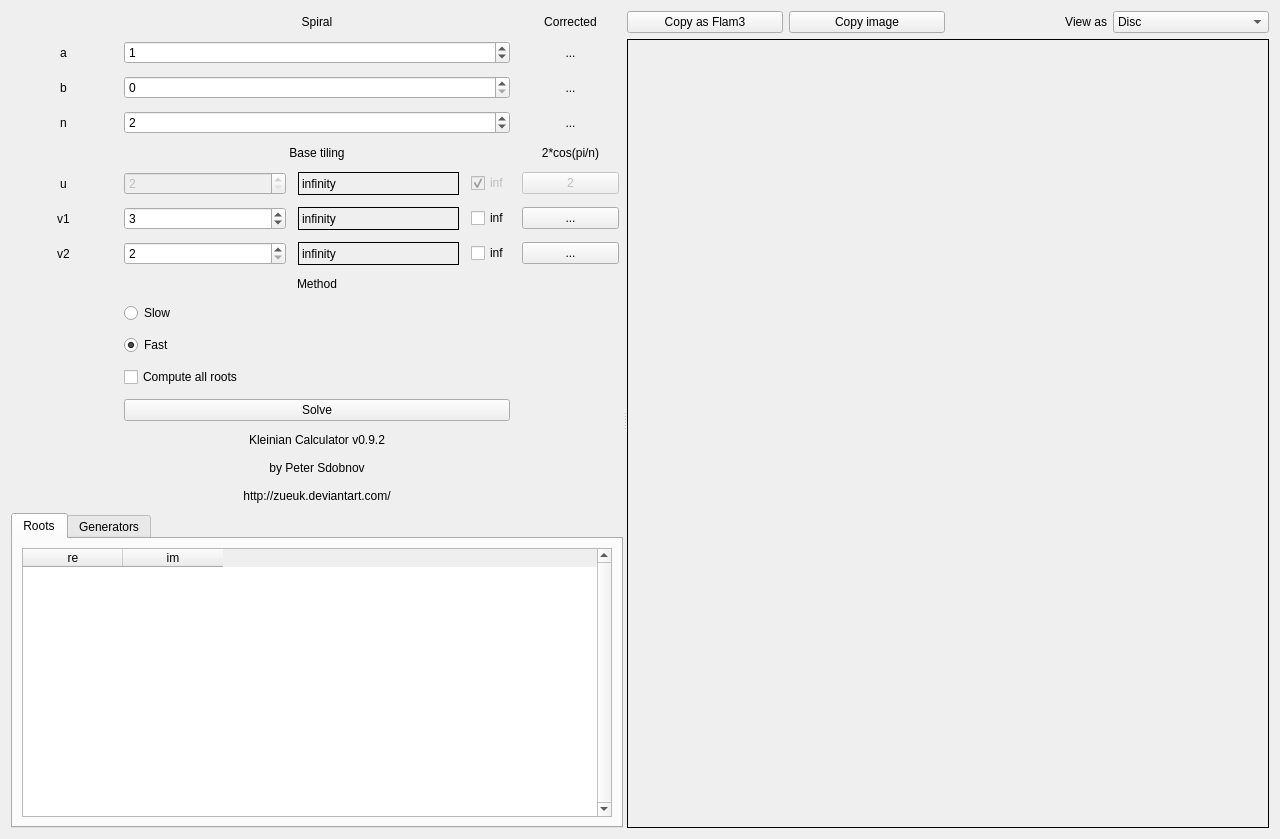
The window that src/MainForm.ui (Zueuk/KleinianCalc) describes before a commit, drawn with Qt 5.
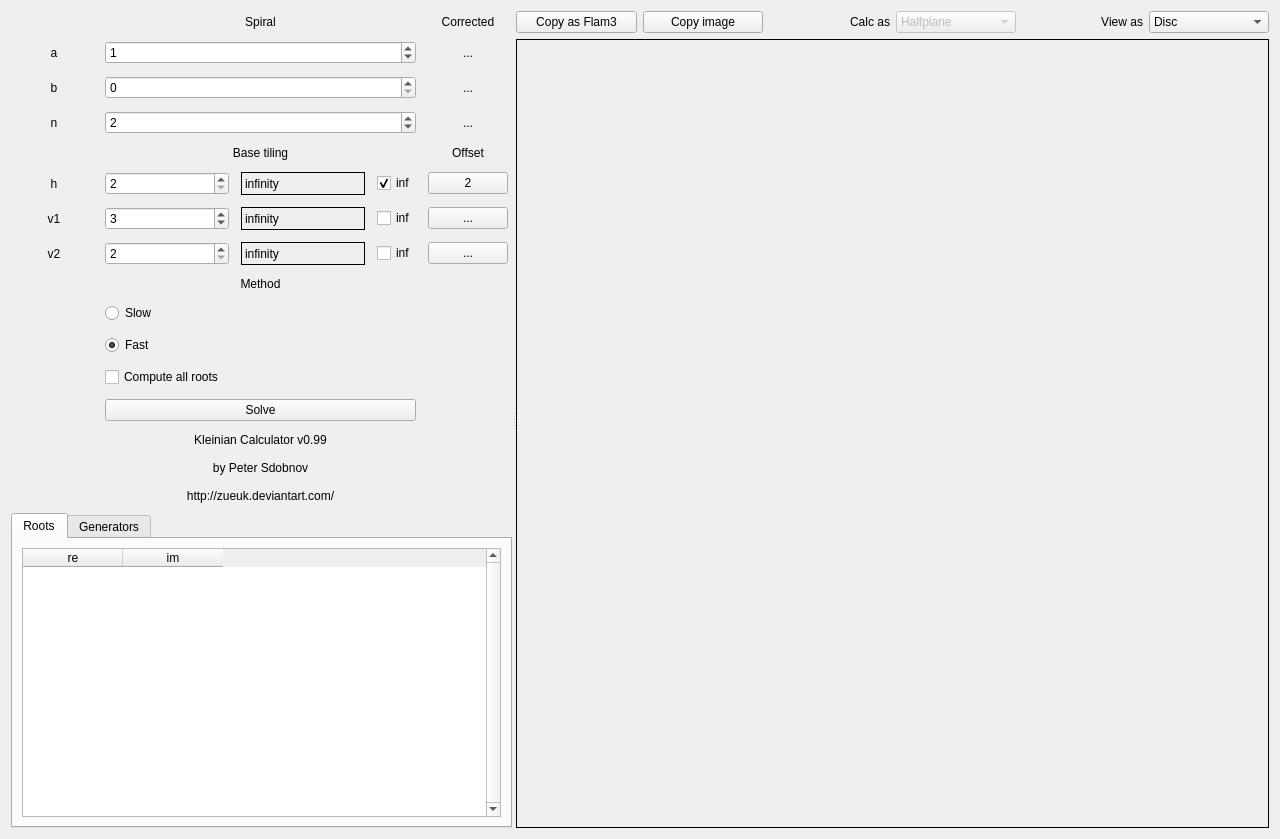
The same window after the commit.

```diff
--- a/src/MainForm.ui
+++ b/src/MainForm.ui
@@ -137,7 +137,7 @@
             <number>1</number>
            </property>
            <property name="maximum">
-            <number>1000000</number>
+            <number>2147483647</number>
            </property>
            <property name="value">
             <number>2</number>
@@ -170,7 +170,7 @@
          <item row="4" column="2">
           <widget class="QLabel" name="label_4">
            <property name="text">
-            <string>2*cos(pi/n)</string>
+            <string>Offset</string>
            </property>
            <property name="alignment">
             <set>Qt::AlignCenter</set>
@@ -180,7 +180,7 @@
          <item row="5" column="0">
           <widget class="QLabel" name="labelH">
            <property name="text">
-            <string>u</string>
+            <string>h</string>
            </property>
            <property name="alignment">
             <set>Qt::AlignCenter</set>
@@ -190,15 +190,12 @@
          <item row="5" column="1">
           <layout class="QHBoxLayout" name="horizontalLayout_2" stretch="1,1,0">
            <item>
-            <widget class="QSpinBox" name="spinBoxU">
-             <property name="enabled">
-              <bool>false</bool>
-             </property>
+            <widget class="QSpinBox" name="spinBoxH">
              <property name="minimum">
               <number>2</number>
              </property>
              <property name="maximum">
-              <number>99999</number>
+              <number>2147483647</number>
              </property>
              <property name="value">
               <number>2</number>
@@ -216,10 +213,7 @@
             </widget>
            </item>
            <item>
-            <widget class="QCheckBox" name="checkBoxInfU">
-             <property name="enabled">
-              <bool>false</bool>
-             </property>
+            <widget class="QCheckBox" name="checkBoxInfH">
              <property name="text">
               <string>inf</string>
              </property>
@@ -231,10 +225,7 @@
           </layout>
          </item>
          <item row="5" column="2">
-          <widget class="QPushButton" name="valueUbutton">
-           <property name="enabled">
-            <bool>false</bool>
-           </property>
+          <widget class="QPushButton" name="valueHbutton">
            <property name="toolTip">
             <string>Copy to clipboard</string>
            </property>
@@ -261,7 +252,7 @@
               <number>2</number>
              </property>
              <property name="maximum">
-              <number>999999999</number>
+              <number>2147483647</number>
              </property>
              <property name="value">
               <number>3</number>
@@ -315,7 +306,7 @@
               <number>2</number>
              </property>
              <property name="maximum">
-              <number>999999999</number>
+              <number>2147483647</number>
              </property>
              <property name="value">
               <number>2</number>
@@ -398,7 +389,7 @@
          <item row="13" column="1">
           <widget class="QLabel" name="labelAbout">
            <property name="text">
-            <string>Kleinian Calculator v0.9.2
+            <string>Kleinian Calculator v0.99
 
 by Peter Sdobnov
 
@@ -929,7 +920,37 @@
           </widget>
          </item>
          <item>
-          <widget class="QLabel" name="label_6">
+          <widget class="QLabel" name="labelCalcAs">
+           <property name="text">
+            <string>Calc as</string>
+           </property>
+           <property name="alignment">
+            <set>Qt::AlignRight|Qt::AlignTrailing|Qt::AlignVCenter</set>
+           </property>
+          </widget>
+         </item>
+         <item>
+          <widget class="QComboBox" name="comboBoxCalcMode">
+           <property name="enabled">
+            <bool>false</bool>
+           </property>
+           <item>
+            <property name="text">
+             <string>Disc</string>
+            </property>
+           </item>
+           <item>
+            <property name="text">
+             <string>Halfplane</string>
+            </property>
+           </item>
+           <property name="currentIndex">
+            <number>1</number>
+           </property>
+          </widget>
+         </item>
+         <item>
+          <widget class="QLabel" name="labelViewAs">
            <property name="text">
             <string>View as</string>
            </property>
```
Left out of the diff: 81 changed lines with no effect on the pictures.
